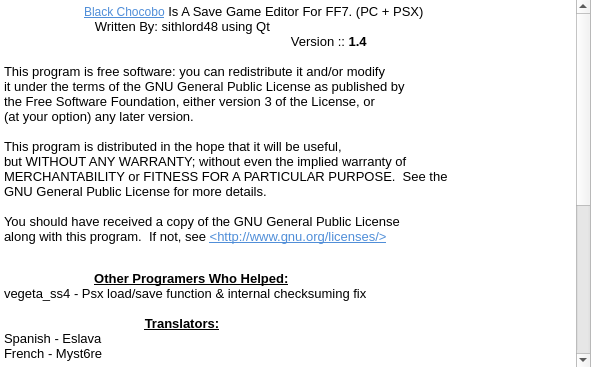
sithlord48/blackchocobo, file about.ui: the form before one commit.
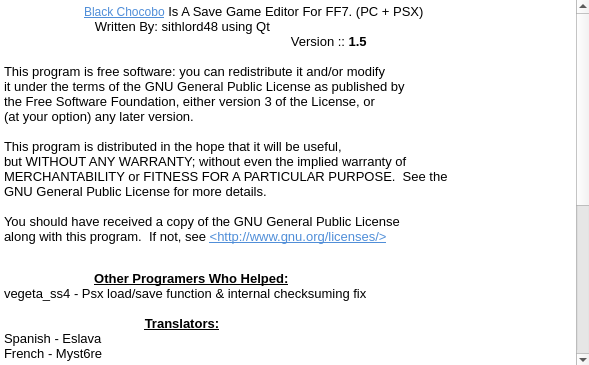
The form after the commit.

Diff of the .ui file:
```diff
--- a/about.ui
+++ b/about.ui
@@ -9,8 +9,8 @@
    <rect>
     <x>0</x>
     <y>0</y>
-    <width>591</width>
-    <height>367</height>
+    <width>589</width>
+    <height>365</height>
    </rect>
   </property>
   <property name="windowTitle">
@@ -38,11 +38,11 @@
     <string>&lt;!DOCTYPE HTML PUBLIC &quot;-//W3C//DTD HTML 4.0//EN&quot; &quot;http://www.w3.org/TR/REC-html40/strict.dtd&quot;&gt;
 &lt;html&gt;&lt;head&gt;&lt;meta name=&quot;qrichtext&quot; content=&quot;1&quot; /&gt;&lt;style type=&quot;text/css&quot;&gt;
 p, li { white-space: pre-wrap; }
-&lt;/style&gt;&lt;/head&gt;&lt;body style=&quot; font-family:'Sans Serif'; font-size:9pt; font-weight:400; font-style:normal;&quot;&gt;
-&lt;p style=&quot; margin-top:0px; margin-bottom:0px; margin-left:0px; margin-right:0px; -qt-block-indent:0; text-indent:0px;&quot;&gt;&lt;span style=&quot; font-size:10pt;&quot;&gt;	&lt;/span&gt;&lt;a href=&quot;http://blackchocobo.sourceforge.net&quot;&gt;&lt;span style=&quot; text-decoration: underline; color:#508ed8;&quot;&gt;Black Chocobo&lt;/span&gt;&lt;/a&gt;&lt;span style=&quot; font-size:10pt;&quot;&gt; Is A Save Game Editor For FF7. (PC + PSX)&lt;/span&gt;&lt;/p&gt;
-&lt;p style=&quot; margin-top:0px; margin-bottom:0px; margin-left:0px; margin-right:0px; -qt-block-indent:0; text-indent:0px;&quot;&gt;&lt;span style=&quot; font-size:10pt;&quot;&gt;	   Written By: sithlord48 using Qt&lt;/span&gt;&lt;/p&gt;
-&lt;p style=&quot; margin-top:0px; margin-bottom:0px; margin-left:0px; margin-right:0px; -qt-block-indent:0; text-indent:0px;&quot;&gt;&lt;span style=&quot; font-size:10pt;&quot;&gt;                                                                  	             Version :: &lt;/span&gt;&lt;span style=&quot; font-size:10pt; font-weight:600;&quot;&gt;1.4&lt;/span&gt;&lt;/p&gt;
-&lt;p style=&quot;-qt-paragraph-type:empty; margin-top:0px; margin-bottom:0px; margin-left:0px; margin-right:0px; -qt-block-indent:0; text-indent:0px; font-size:10pt; font-weight:600;&quot;&gt;&lt;/p&gt;
+&lt;/style&gt;&lt;/head&gt;&lt;body style=&quot; font-family:'Ubuntu'; font-size:9pt; font-weight:400; font-style:normal;&quot;&gt;
+&lt;p style=&quot; margin-top:0px; margin-bottom:0px; margin-left:0px; margin-right:0px; -qt-block-indent:0; text-indent:0px;&quot;&gt;&lt;span style=&quot; font-family:'Sans Serif'; font-size:10pt;&quot;&gt;	&lt;/span&gt;&lt;a href=&quot;http://blackchocobo.sourceforge.net&quot;&gt;&lt;span style=&quot; font-family:'Sans Serif'; text-decoration: underline; color:#508ed8;&quot;&gt;Black Chocobo&lt;/span&gt;&lt;/a&gt;&lt;span style=&quot; font-family:'Sans Serif'; font-size:10pt;&quot;&gt; Is A Save Game Editor For FF7. (PC + PSX)&lt;/span&gt;&lt;/p&gt;
+&lt;p style=&quot; margin-top:0px; margin-bottom:0px; margin-left:0px; margin-right:0px; -qt-block-indent:0; text-indent:0px;&quot;&gt;&lt;span style=&quot; font-family:'Sans Serif'; font-size:10pt;&quot;&gt;	   Written By: sithlord48 using Qt&lt;/span&gt;&lt;/p&gt;
+&lt;p style=&quot; margin-top:0px; margin-bottom:0px; margin-left:0px; margin-right:0px; -qt-block-indent:0; text-indent:0px;&quot;&gt;&lt;span style=&quot; font-family:'Sans Serif'; font-size:10pt;&quot;&gt;                                                                  	             Version :: &lt;/span&gt;&lt;span style=&quot; font-family:'Sans Serif'; font-size:10pt; font-weight:600;&quot;&gt;1.5&lt;/span&gt;&lt;/p&gt;
+&lt;p style=&quot;-qt-paragraph-type:empty; margin-top:0px; margin-bottom:0px; margin-left:0px; margin-right:0px; -qt-block-indent:0; text-indent:0px; font-family:'Sans Serif'; font-size:10pt; font-weight:600;&quot;&gt;&lt;/p&gt;
 &lt;p style=&quot; margin-top:0px; margin-bottom:0px; margin-left:0px; margin-right:0px; -qt-block-indent:0; text-indent:0px;&quot;&gt;&lt;span style=&quot; font-family:'Courier New,courier'; font-size:10pt;&quot;&gt;This program is free software: you can redistribute it and/or modify&lt;/span&gt;&lt;/p&gt;
 &lt;p style=&quot; margin-top:0px; margin-bottom:0px; margin-left:0px; margin-right:0px; -qt-block-indent:0; text-indent:0px;&quot;&gt;&lt;span style=&quot; font-family:'Courier New,courier'; font-size:10pt;&quot;&gt;it under the terms of the GNU General Public License as published by&lt;/span&gt;&lt;/p&gt;
 &lt;p style=&quot; margin-top:0px; margin-bottom:0px; margin-left:0px; margin-right:0px; -qt-block-indent:0; text-indent:0px;&quot;&gt;&lt;span style=&quot; font-family:'Courier New,courier'; font-size:10pt;&quot;&gt;the Free Software Foundation, either version 3 of the License, or&lt;/span&gt;&lt;/p&gt;
@@ -54,30 +54,30 @@
 &lt;p style=&quot; margin-top:0px; margin-bottom:0px; margin-left:0px; margin-right:0px; -qt-block-indent:0; text-indent:0px;&quot;&gt;&lt;span style=&quot; font-family:'Courier New,courier'; font-size:10pt;&quot;&gt;GNU General Public License for more details.&lt;/span&gt;&lt;/p&gt;
 &lt;p style=&quot;-qt-paragraph-type:empty; margin-top:0px; margin-bottom:0px; margin-left:0px; margin-right:0px; -qt-block-indent:0; text-indent:0px; font-family:'Courier New,courier'; font-size:10pt;&quot;&gt;&lt;/p&gt;
 &lt;p style=&quot; margin-top:0px; margin-bottom:0px; margin-left:0px; margin-right:0px; -qt-block-indent:0; text-indent:0px;&quot;&gt;&lt;span style=&quot; font-family:'Courier New,courier'; font-size:10pt;&quot;&gt;You should have received a copy of the GNU General Public License&lt;/span&gt;&lt;/p&gt;
-&lt;p style=&quot; margin-top:0px; margin-bottom:12px; margin-left:0px; margin-right:0px; -qt-block-indent:0; text-indent:0px;&quot;&gt;&lt;span style=&quot; font-family:'Courier New,courier'; font-size:10pt;&quot;&gt;along with this program.  If not, see &lt;/span&gt;&lt;a href=&quot;http://www.gnu.org/licenses/&quot;&gt;&lt;span style=&quot; font-family:'Courier New,courier'; font-size:10pt; text-decoration: underline; color:#508ed8;&quot;&gt;&amp;lt;http://www.gnu.org/licenses/&amp;gt;&lt;/span&gt;&lt;/a&gt;&lt;span style=&quot; font-size:10pt;&quot;&gt; &lt;/span&gt;&lt;/p&gt;
-&lt;p style=&quot;-qt-paragraph-type:empty; margin-top:0px; margin-bottom:0px; margin-left:0px; margin-right:0px; -qt-block-indent:0; text-indent:0px; font-size:10pt; font-weight:600;&quot;&gt;&lt;/p&gt;
-&lt;p style=&quot; margin-top:0px; margin-bottom:0px; margin-left:0px; margin-right:0px; -qt-block-indent:0; text-indent:0px;&quot;&gt;&lt;span style=&quot; font-size:10pt; font-weight:600;&quot;&gt;                       &lt;/span&gt;&lt;span style=&quot; font-size:10pt;&quot;&gt;  &lt;/span&gt;&lt;span style=&quot; font-size:10pt; font-weight:600; text-decoration: underline;&quot;&gt;Other Programers Who Helped:&lt;/span&gt;&lt;span style=&quot; font-size:10pt;&quot;&gt;  &lt;/span&gt;&lt;span style=&quot; font-size:10pt; font-weight:600;&quot;&gt;                             &lt;/span&gt;&lt;span style=&quot; font-size:10pt;&quot;&gt;	  &lt;/span&gt;&lt;/p&gt;
-&lt;p style=&quot; margin-top:0px; margin-bottom:0px; margin-left:0px; margin-right:0px; -qt-block-indent:0; text-indent:0px;&quot;&gt;&lt;span style=&quot; font-size:10pt;&quot;&gt;vegeta_ss4 - Psx load/save function &amp;amp; internal checksuming fix&lt;/span&gt;&lt;/p&gt;
-&lt;p style=&quot;-qt-paragraph-type:empty; margin-top:0px; margin-bottom:0px; margin-left:0px; margin-right:0px; -qt-block-indent:0; text-indent:0px; font-size:10pt;&quot;&gt;&lt;/p&gt;
-&lt;p style=&quot; margin-top:0px; margin-bottom:0px; margin-left:0px; margin-right:0px; -qt-block-indent:0; text-indent:0px;&quot;&gt;&lt;span style=&quot; font-size:10pt; font-weight:600;&quot;&gt;                                       &lt;/span&gt;&lt;span style=&quot; font-size:10pt; font-weight:600; text-decoration: underline;&quot;&gt;Translators:&lt;/span&gt;&lt;span style=&quot; font-size:10pt;&quot;&gt; &lt;/span&gt;&lt;/p&gt;
-&lt;p style=&quot; margin-top:0px; margin-bottom:0px; margin-left:0px; margin-right:0px; -qt-block-indent:0; text-indent:0px;&quot;&gt;&lt;span style=&quot; font-size:10pt;&quot;&gt;Spanish - Eslava&lt;/span&gt;&lt;/p&gt;
-&lt;p style=&quot; margin-top:0px; margin-bottom:0px; margin-left:0px; margin-right:0px; -qt-block-indent:0; text-indent:0px;&quot;&gt;&lt;span style=&quot; font-size:10pt;&quot;&gt;French - Myst6re&lt;/span&gt;&lt;/p&gt;
-&lt;p style=&quot;-qt-paragraph-type:empty; margin-top:0px; margin-bottom:0px; margin-left:0px; margin-right:0px; -qt-block-indent:0; text-indent:0px; font-size:10pt;&quot;&gt;&lt;/p&gt;
-&lt;p style=&quot; margin-top:0px; margin-bottom:0px; margin-left:0px; margin-right:0px; -qt-block-indent:0; text-indent:0px;&quot;&gt;&lt;span style=&quot; font-size:10pt; font-weight:600;&quot;&gt;                                         &lt;/span&gt;&lt;span style=&quot; font-size:10pt; font-weight:600; text-decoration: underline;&quot;&gt;Testers:&lt;/span&gt;&lt;/p&gt;
-&lt;p style=&quot; margin-top:0px; margin-bottom:0px; margin-left:0px; margin-right:0px; -qt-block-indent:0; text-indent:0px;&quot;&gt;&lt;span style=&quot; font-size:10pt;&quot;&gt;                                   Jari | Eslava | Timu | Chocobo Girl&lt;/span&gt;&lt;/p&gt;
-&lt;p style=&quot;-qt-paragraph-type:empty; margin-top:0px; margin-bottom:0px; margin-left:0px; margin-right:0px; -qt-block-indent:0; text-indent:0px; font-size:10pt; font-weight:600; text-decoration: underline;&quot;&gt;&lt;/p&gt;
-&lt;p style=&quot; margin-top:0px; margin-bottom:0px; margin-left:0px; margin-right:0px; -qt-block-indent:0; text-indent:0px;&quot;&gt;&lt;span style=&quot; font-size:10pt; font-weight:600;&quot;&gt;                                    &lt;/span&gt;&lt;span style=&quot; font-size:10pt; font-weight:600; text-decoration: underline;&quot;&gt;Special Thanks:&lt;/span&gt;&lt;/p&gt;
-&lt;p style=&quot;-qt-paragraph-type:empty; margin-top:0px; margin-bottom:0px; margin-left:0px; margin-right:0px; -qt-block-indent:0; text-indent:0px; font-size:10pt;&quot;&gt;&lt;/p&gt;
-&lt;p style=&quot; margin-top:0px; margin-bottom:0px; margin-left:0px; margin-right:0px; -qt-block-indent:0; text-indent:0px;&quot;&gt;&lt;span style=&quot; font-size:10pt; font-weight:600; text-decoration: underline;&quot;&gt;Qhimm&lt;/span&gt;&lt;span style=&quot; font-size:10pt;&quot;&gt; - for providing the source to jenova , this programs uses modified versions of his  savefile struct,item/materia lists  and string converting functions his source saved a lot of time durring the earily stages of devlopment.&lt;/span&gt;&lt;/p&gt;
-&lt;p style=&quot;-qt-paragraph-type:empty; margin-top:0px; margin-bottom:0px; margin-left:0px; margin-right:0px; -qt-block-indent:0; text-indent:0px; font-size:10pt;&quot;&gt;&lt;/p&gt;
-&lt;p style=&quot; margin-top:0px; margin-bottom:0px; margin-left:0px; margin-right:0px; -qt-block-indent:0; text-indent:0px;&quot;&gt;&lt;span style=&quot; font-size:10pt; font-weight:600; text-decoration: underline;&quot;&gt;Dziugo&lt;/span&gt;&lt;span style=&quot; font-size:10pt;&quot;&gt; - for  the old checksum program.&lt;/span&gt;&lt;/p&gt;
-&lt;p style=&quot;-qt-paragraph-type:empty; margin-top:0px; margin-bottom:0px; margin-left:0px; margin-right:0px; -qt-block-indent:0; text-indent:0px; font-size:10pt;&quot;&gt;&lt;/p&gt;
-&lt;p style=&quot; margin-top:0px; margin-bottom:0px; margin-left:0px; margin-right:0px; -qt-block-indent:0; text-indent:0px;&quot;&gt;&lt;span style=&quot; font-size:10pt; font-weight:600; text-decoration: underline;&quot;&gt;Aali&lt;/span&gt;&lt;span style=&quot; font-size:10pt;&quot;&gt; - for helping me see the light of stupid errors.&lt;/span&gt;&lt;/p&gt;
-&lt;p style=&quot;-qt-paragraph-type:empty; margin-top:0px; margin-bottom:0px; margin-left:0px; margin-right:0px; -qt-block-indent:0; text-indent:0px; font-size:10pt;&quot;&gt;&lt;/p&gt;
-&lt;p style=&quot; margin-top:0px; margin-bottom:0px; margin-left:0px; margin-right:0px; -qt-block-indent:0; text-indent:0px;&quot;&gt;&lt;span style=&quot; font-size:10pt; font-weight:600; text-decoration: underline;&quot;&gt;dhrosa&lt;/span&gt;&lt;span style=&quot; font-size:10pt;&quot;&gt; - for helping me by providing a better understanding of Qt's functions when the help files alone where not enuff.&lt;/span&gt;&lt;/p&gt;
-&lt;p style=&quot;-qt-paragraph-type:empty; margin-top:0px; margin-bottom:0px; margin-left:0px; margin-right:0px; -qt-block-indent:0; text-indent:0px; font-size:10pt;&quot;&gt;&lt;/p&gt;
-&lt;p style=&quot; margin-top:0px; margin-bottom:0px; margin-left:0px; margin-right:0px; -qt-block-indent:0; text-indent:0px;&quot;&gt;&lt;span style=&quot; font-size:10pt; font-weight:600; text-decoration: underline;&quot;&gt;Ms. Sith&lt;/span&gt;&lt;span style=&quot; font-size:10pt;&quot;&gt; - Causes shes awesome.&lt;/span&gt;&lt;/p&gt;
-&lt;p style=&quot;-qt-paragraph-type:empty; margin-top:0px; margin-bottom:12px; margin-left:0px; margin-right:0px; -qt-block-indent:0; text-indent:0px; font-size:10pt;&quot;&gt;&lt;/p&gt;&lt;/body&gt;&lt;/html&gt;</string>
+&lt;p style=&quot; margin-top:0px; margin-bottom:12px; margin-left:0px; margin-right:0px; -qt-block-indent:0; text-indent:0px;&quot;&gt;&lt;span style=&quot; font-family:'Courier New,courier'; font-size:10pt;&quot;&gt;along with this program.  If not, see &lt;/span&gt;&lt;a href=&quot;http://www.gnu.org/licenses/&quot;&gt;&lt;span style=&quot; font-family:'Courier New,courier'; font-size:10pt; text-decoration: underline; color:#508ed8;&quot;&gt;&amp;lt;http://www.gnu.org/licenses/&amp;gt;&lt;/span&gt;&lt;/a&gt;&lt;span style=&quot; font-family:'Sans Serif'; font-size:10pt;&quot;&gt; &lt;/span&gt;&lt;/p&gt;
+&lt;p style=&quot;-qt-paragraph-type:empty; margin-top:0px; margin-bottom:0px; margin-left:0px; margin-right:0px; -qt-block-indent:0; text-indent:0px; font-family:'Sans Serif'; font-size:10pt; font-weight:600;&quot;&gt;&lt;/p&gt;
+&lt;p style=&quot; margin-top:0px; margin-bottom:0px; margin-left:0px; margin-right:0px; -qt-block-indent:0; text-indent:0px;&quot;&gt;&lt;span style=&quot; font-family:'Sans Serif'; font-size:10pt; font-weight:600;&quot;&gt;                       &lt;/span&gt;&lt;span style=&quot; font-family:'Sans Serif'; font-size:10pt;&quot;&gt;  &lt;/span&gt;&lt;span style=&quot; font-family:'Sans Serif'; font-size:10pt; font-weight:600; text-decoration: underline;&quot;&gt;Other Programers Who Helped:&lt;/span&gt;&lt;span style=&quot; font-family:'Sans Serif'; font-size:10pt;&quot;&gt;  &lt;/span&gt;&lt;span style=&quot; font-family:'Sans Serif'; font-size:10pt; font-weight:600;&quot;&gt;                             &lt;/span&gt;&lt;span style=&quot; font-family:'Sans Serif'; font-size:10pt;&quot;&gt;	  &lt;/span&gt;&lt;/p&gt;
+&lt;p style=&quot; margin-top:0px; margin-bottom:0px; margin-left:0px; margin-right:0px; -qt-block-indent:0; text-indent:0px;&quot;&gt;&lt;span style=&quot; font-family:'Sans Serif'; font-size:10pt;&quot;&gt;vegeta_ss4 - Psx load/save function &amp;amp; internal checksuming fix&lt;/span&gt;&lt;/p&gt;
+&lt;p style=&quot;-qt-paragraph-type:empty; margin-top:0px; margin-bottom:0px; margin-left:0px; margin-right:0px; -qt-block-indent:0; text-indent:0px; font-family:'Sans Serif'; font-size:10pt;&quot;&gt;&lt;/p&gt;
+&lt;p style=&quot; margin-top:0px; margin-bottom:0px; margin-left:0px; margin-right:0px; -qt-block-indent:0; text-indent:0px;&quot;&gt;&lt;span style=&quot; font-family:'Sans Serif'; font-size:10pt; font-weight:600;&quot;&gt;                                       &lt;/span&gt;&lt;span style=&quot; font-family:'Sans Serif'; font-size:10pt; font-weight:600; text-decoration: underline;&quot;&gt;Translators:&lt;/span&gt;&lt;span style=&quot; font-family:'Sans Serif'; font-size:10pt;&quot;&gt; &lt;/span&gt;&lt;/p&gt;
+&lt;p style=&quot; margin-top:0px; margin-bottom:0px; margin-left:0px; margin-right:0px; -qt-block-indent:0; text-indent:0px;&quot;&gt;&lt;span style=&quot; font-family:'Sans Serif'; font-size:10pt;&quot;&gt;Spanish - Eslava&lt;/span&gt;&lt;/p&gt;
+&lt;p style=&quot; margin-top:0px; margin-bottom:0px; margin-left:0px; margin-right:0px; -qt-block-indent:0; text-indent:0px;&quot;&gt;&lt;span style=&quot; font-family:'Sans Serif'; font-size:10pt;&quot;&gt;French - Myst6re&lt;/span&gt;&lt;/p&gt;
+&lt;p style=&quot;-qt-paragraph-type:empty; margin-top:0px; margin-bottom:0px; margin-left:0px; margin-right:0px; -qt-block-indent:0; text-indent:0px; font-family:'Sans Serif'; font-size:10pt;&quot;&gt;&lt;/p&gt;
+&lt;p style=&quot; margin-top:0px; margin-bottom:0px; margin-left:0px; margin-right:0px; -qt-block-indent:0; text-indent:0px;&quot;&gt;&lt;span style=&quot; font-family:'Sans Serif'; font-size:10pt; font-weight:600;&quot;&gt;                                         &lt;/span&gt;&lt;span style=&quot; font-family:'Sans Serif'; font-size:10pt; font-weight:600; text-decoration: underline;&quot;&gt;Testers:&lt;/span&gt;&lt;/p&gt;
+&lt;p style=&quot; margin-top:0px; margin-bottom:0px; margin-left:0px; margin-right:0px; -qt-block-indent:0; text-indent:0px;&quot;&gt;&lt;span style=&quot; font-family:'Sans Serif'; font-size:10pt;&quot;&gt;                                   Jari | Eslava | Timu | Chocobo Girl&lt;/span&gt;&lt;/p&gt;
+&lt;p style=&quot;-qt-paragraph-type:empty; margin-top:0px; margin-bottom:0px; margin-left:0px; margin-right:0px; -qt-block-indent:0; text-indent:0px; font-family:'Sans Serif'; font-size:10pt; font-weight:600; text-decoration: underline;&quot;&gt;&lt;/p&gt;
+&lt;p style=&quot; margin-top:0px; margin-bottom:0px; margin-left:0px; margin-right:0px; -qt-block-indent:0; text-indent:0px;&quot;&gt;&lt;span style=&quot; font-family:'Sans Serif'; font-size:10pt; font-weight:600;&quot;&gt;                                    &lt;/span&gt;&lt;span style=&quot; font-family:'Sans Serif'; font-size:10pt; font-weight:600; text-decoration: underline;&quot;&gt;Special Thanks:&lt;/span&gt;&lt;/p&gt;
+&lt;p style=&quot;-qt-paragraph-type:empty; margin-top:0px; margin-bottom:0px; margin-left:0px; margin-right:0px; -qt-block-indent:0; text-indent:0px; font-family:'Sans Serif'; font-size:10pt;&quot;&gt;&lt;/p&gt;
+&lt;p style=&quot; margin-top:0px; margin-bottom:0px; margin-left:0px; margin-right:0px; -qt-block-indent:0; text-indent:0px;&quot;&gt;&lt;span style=&quot; font-family:'Sans Serif'; font-size:10pt; font-weight:600; text-decoration: underline;&quot;&gt;Qhimm&lt;/span&gt;&lt;span style=&quot; font-family:'Sans Serif'; font-size:10pt;&quot;&gt; - for providing the source to jenova , this programs uses modified versions of his  savefile struct,item/materia lists  and string converting functions his source saved a lot of time durring the earily stages of devlopment.&lt;/span&gt;&lt;/p&gt;
+&lt;p style=&quot;-qt-paragraph-type:empty; margin-top:0px; margin-bottom:0px; margin-left:0px; margin-right:0px; -qt-block-indent:0; text-indent:0px; font-family:'Sans Serif'; font-size:10pt;&quot;&gt;&lt;/p&gt;
+&lt;p style=&quot; margin-top:0px; margin-bottom:0px; margin-left:0px; margin-right:0px; -qt-block-indent:0; text-indent:0px;&quot;&gt;&lt;span style=&quot; font-family:'Sans Serif'; font-size:10pt; font-weight:600; text-decoration: underline;&quot;&gt;Dziugo&lt;/span&gt;&lt;span style=&quot; font-family:'Sans Serif'; font-size:10pt;&quot;&gt; - for  the old checksum program.&lt;/span&gt;&lt;/p&gt;
+&lt;p style=&quot;-qt-paragraph-type:empty; margin-top:0px; margin-bottom:0px; margin-left:0px; margin-right:0px; -qt-block-indent:0; text-indent:0px; font-family:'Sans Serif'; font-size:10pt;&quot;&gt;&lt;/p&gt;
+&lt;p style=&quot; margin-top:0px; margin-bottom:0px; margin-left:0px; margin-right:0px; -qt-block-indent:0; text-indent:0px;&quot;&gt;&lt;span style=&quot; font-family:'Sans Serif'; font-size:10pt; font-weight:600; text-decoration: underline;&quot;&gt;Aali&lt;/span&gt;&lt;span style=&quot; font-family:'Sans Serif'; font-size:10pt;&quot;&gt; - for helping me see the light of stupid errors.&lt;/span&gt;&lt;/p&gt;
+&lt;p style=&quot;-qt-paragraph-type:empty; margin-top:0px; margin-bottom:0px; margin-left:0px; margin-right:0px; -qt-block-indent:0; text-indent:0px; font-family:'Sans Serif'; font-size:10pt;&quot;&gt;&lt;/p&gt;
+&lt;p style=&quot; margin-top:0px; margin-bottom:0px; margin-left:0px; margin-right:0px; -qt-block-indent:0; text-indent:0px;&quot;&gt;&lt;span style=&quot; font-family:'Sans Serif'; font-size:10pt; font-weight:600; text-decoration: underline;&quot;&gt;dhrosa&lt;/span&gt;&lt;span style=&quot; font-family:'Sans Serif'; font-size:10pt;&quot;&gt; - for helping me by providing a better understanding of Qt's functions when the help files alone where not enuff.&lt;/span&gt;&lt;/p&gt;
+&lt;p style=&quot;-qt-paragraph-type:empty; margin-top:0px; margin-bottom:0px; margin-left:0px; margin-right:0px; -qt-block-indent:0; text-indent:0px; font-family:'Sans Serif'; font-size:10pt;&quot;&gt;&lt;/p&gt;
+&lt;p style=&quot; margin-top:0px; margin-bottom:0px; margin-left:0px; margin-right:0px; -qt-block-indent:0; text-indent:0px;&quot;&gt;&lt;span style=&quot; font-family:'Sans Serif'; font-size:10pt; font-weight:600; text-decoration: underline;&quot;&gt;Ms. Sith&lt;/span&gt;&lt;span style=&quot; font-family:'Sans Serif'; font-size:10pt;&quot;&gt; - Causes shes awesome.&lt;/span&gt;&lt;/p&gt;
+&lt;p style=&quot;-qt-paragraph-type:empty; margin-top:0px; margin-bottom:12px; margin-left:0px; margin-right:0px; -qt-block-indent:0; text-indent:0px; font-family:'Sans Serif'; font-size:10pt;&quot;&gt;&lt;/p&gt;&lt;/body&gt;&lt;/html&gt;</string>
    </property>
    <property name="textInteractionFlags">
     <set>Qt::TextBrowserInteraction</set>
```
